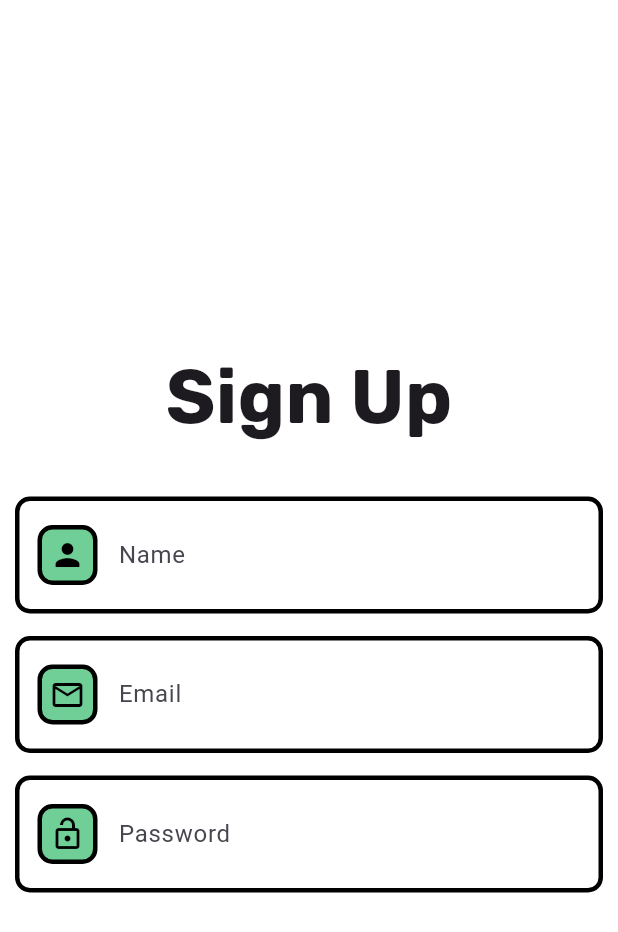
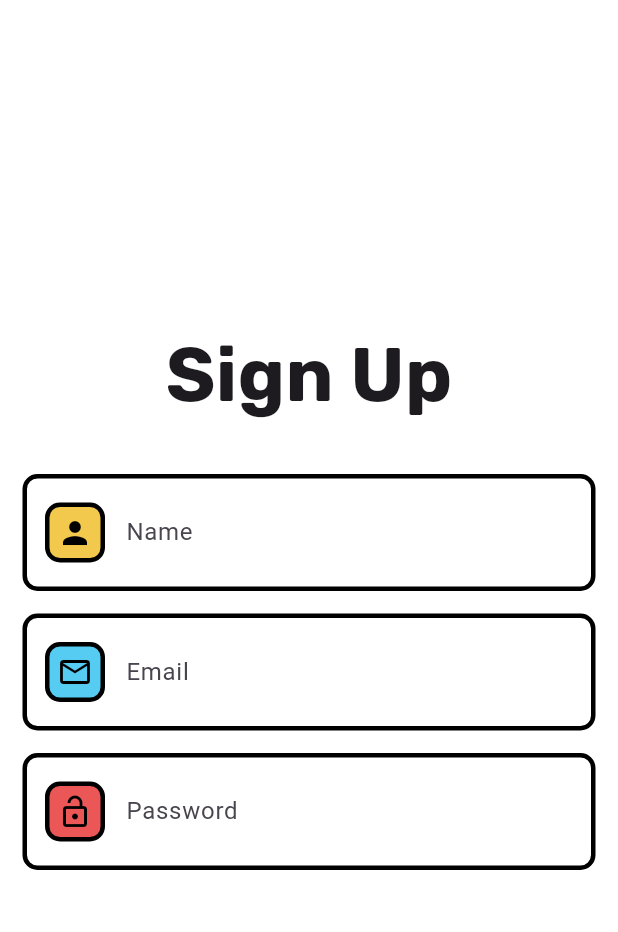
Before and after one commit to jnthn223/spendify, a Flutter app: the screen it shows after launch, on a phone screen of 412 x 824 dp. Shown: the top 932 px of the screen. Run offline on Flutter 3.47's test engine with Material 3 defaults, Android fonts, the phone set to English and light mode, and no system bars; our stand-ins replace google_fonts.

Commit message:
update theme colors

```diff
--- a/lib/core/theme/app_pallete.dart
+++ b/lib/core/theme/app_pallete.dart
@@ -6,4 +6,7 @@ class AppPallete {
   static const Color backgroundColorDark = Colors.black;
   static const Color primaryTextColorDark = Colors.white;
   static const Color accentColor1 = Color(0xFF6FCF97);
+  static const Color accentColor2 = Color(0xFFF2C94C);
+  static const Color accentColor3 = Color(0xFF56CCF2);
+  static const Color accentColor4 = Color(0xFFEB5757);
 }
--- a/lib/features/auth/presentation/pages/signup_page.dart
+++ b/lib/features/auth/presentation/pages/signup_page.dart
@@ -1,5 +1,6 @@
 import 'package:flutter/material.dart';
 import 'package:google_fonts/google_fonts.dart';
+import 'package:spendify/core/theme/app_pallete.dart';
 import 'package:spendify/features/auth/presentation/widgets/auth_field.dart';
 
 class SignUpPage extends StatefulWidget {
@@ -14,7 +15,7 @@ class _SignUpPageState extends State<SignUpPage> {
   Widget build(BuildContext context) {
     return Scaffold(
       body: Padding(
-        padding: const EdgeInsets.symmetric(horizontal: 10),
+        padding: const EdgeInsets.symmetric(horizontal: 15),
         child: Column(
           mainAxisAlignment: MainAxisAlignment.center,
           children: [
@@ -26,18 +27,24 @@ class _SignUpPageState extends State<SignUpPage> {
               ),
             ),
             SizedBox(height: 30),
-            AuthField(hintText: 'Name'),
+            AuthField(
+              hintText: 'Name',
+              iconColor: AppPallete.accentColor2,
+            ),
             SizedBox(height: 15),
             AuthField(
               hintText: 'Email',
               icon: Icons.email_outlined,
+              iconColor: AppPallete.accentColor3,
             ),
             SizedBox(height: 15),
             AuthField(
               hintText: 'Password',
               isObscureText: true,
               icon: Icons.lock_open_outlined,
+              iconColor: AppPallete.accentColor4,
             ),
+            SizedBox(height: 30),
           ],
         ),
       ),
--- a/lib/features/auth/presentation/widgets/auth_field.dart
+++ b/lib/features/auth/presentation/widgets/auth_field.dart
@@ -21,6 +21,8 @@ class AuthField extends StatelessWidget {
       obscureText: isObscureText,
       decoration: InputDecoration(
         hintText: hintText,
+        labelText: hintText,
+        // floatingLabelBehavior: FloatingLabelBehavior.,
         prefixIcon: Padding(
           padding: EdgeInsets.only(
             left: 15,
```
